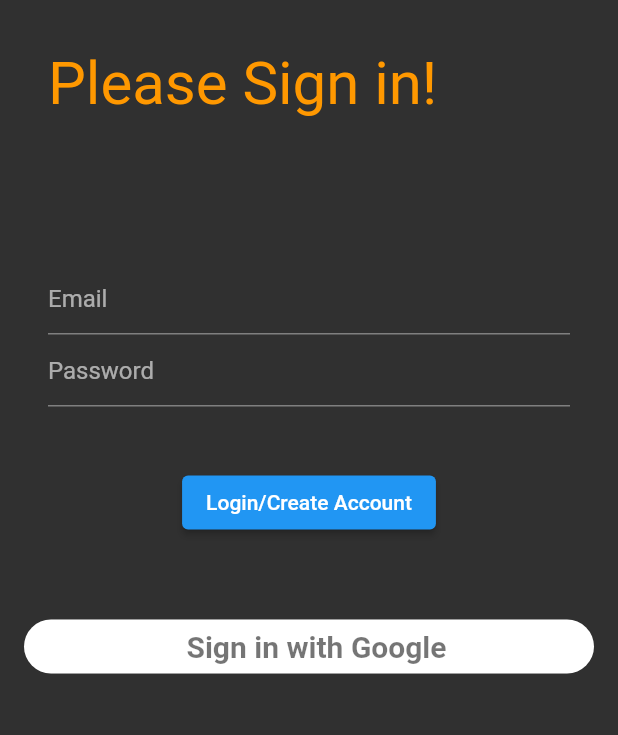
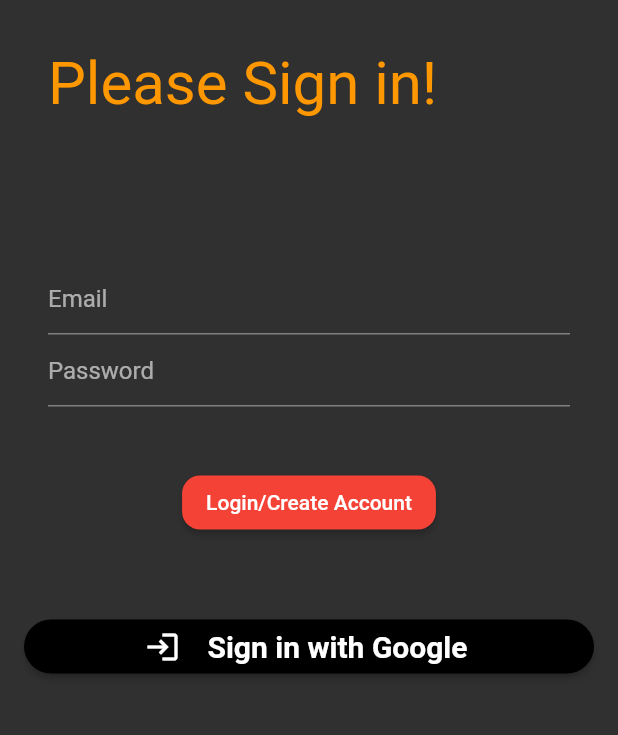
Before and after one commit to SatyamKr07/expApp, a Flutter app: the screen it shows after launch, on a phone screen of 412 x 824 dp, the part 168-903 px from its top. Run offline on Flutter 3.47's test engine with Material 2 defaults, Android fonts, the phone set to English and light mode, and no system bars; our stand-ins replace better_player, cached_network_image, carousel_slider, cloud_firestore, firebase_auth, firebase_core and 14 more; missing offline and left inert: video_compress; accounts and stored records are empty; generated files the repository leaves out were written again.

Commit message:
signin screen ui improvemets

```diff
--- a/lib/src/pages/sign_in_screen/google_signin_btn.dart
+++ b/lib/src/pages/sign_in_screen/google_signin_btn.dart
@@ -24,9 +24,10 @@ class _GoogleSignInButtonState extends State<GoogleSignInButton> {
                 valueColor: AlwaysStoppedAnimation<Color>(Colors.blue),
               ),
             )
-          : OutlinedButton(
+          : ElevatedButton.icon(
+              icon: Icon(Icons.login),
               style: ButtonStyle(
-                backgroundColor: MaterialStateProperty.all(Colors.white),
+                backgroundColor: MaterialStateProperty.all(Colors.black),
                 shape: MaterialStateProperty.all(
                   RoundedRectangleBorder(
                     borderRadius: BorderRadius.circular(40),
@@ -54,13 +55,13 @@ class _GoogleSignInButtonState extends State<GoogleSignInButton> {
                   Get.offAll(() => MyBottomBar());
                 }
               },
-              child: const Padding(
+              label: const Padding(
                 padding: EdgeInsets.only(left: 10),
                 child: Text(
                   'Sign in with Google',
                   style: TextStyle(
                     fontSize: 20,
-                    color: Colors.black54,
+                    color: Colors.white,
                     fontWeight: FontWeight.w600,
                   ),
                 ),
--- a/lib/src/pages/sign_in_screen/sign_in_screen.dart
+++ b/lib/src/pages/sign_in_screen/sign_in_screen.dart
@@ -114,6 +114,12 @@ class _SignInScreenState extends State<SignInScreen> {
                         child: CircularProgressIndicator(color: Colors.blue))
                     : ElevatedButton(
                         child: const Text("Login/Create Account"),
+                        style: ElevatedButton.styleFrom(
+                          shape: RoundedRectangleBorder(
+                            borderRadius: BorderRadius.circular(12),
+                          ),
+                          primary: Colors.red,
+                        ),
                         onPressed: () {
                           // Authentication authentication = Authentication();
 
```
Also changed, not shown: assets/images/google_light.png (added).
